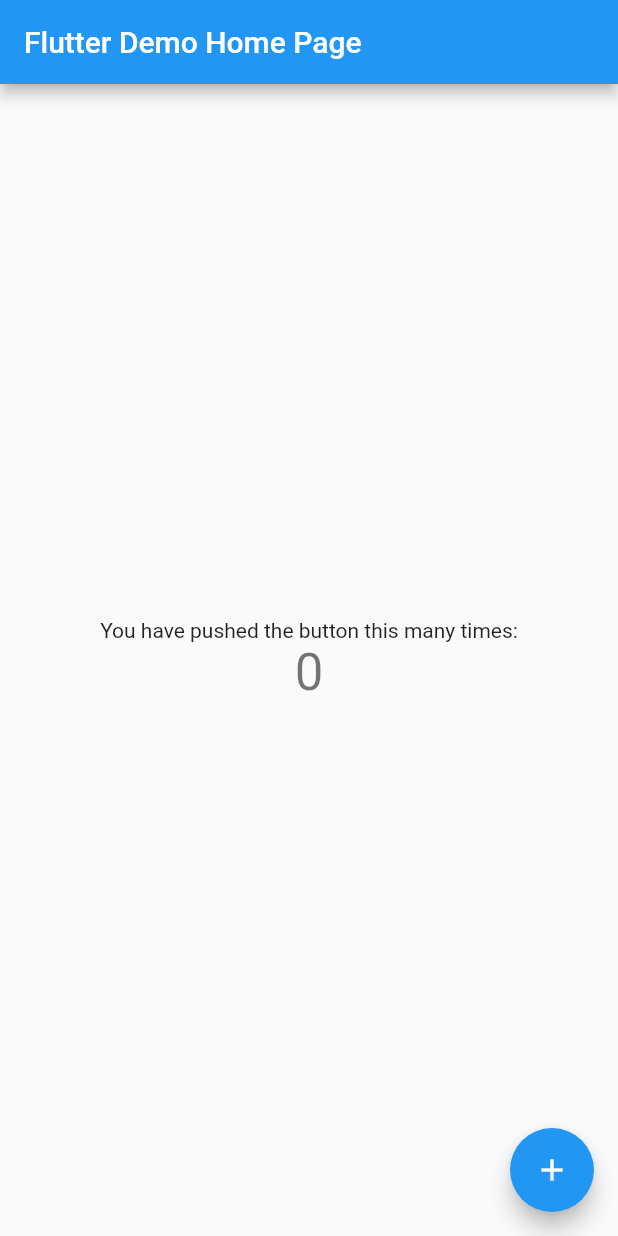
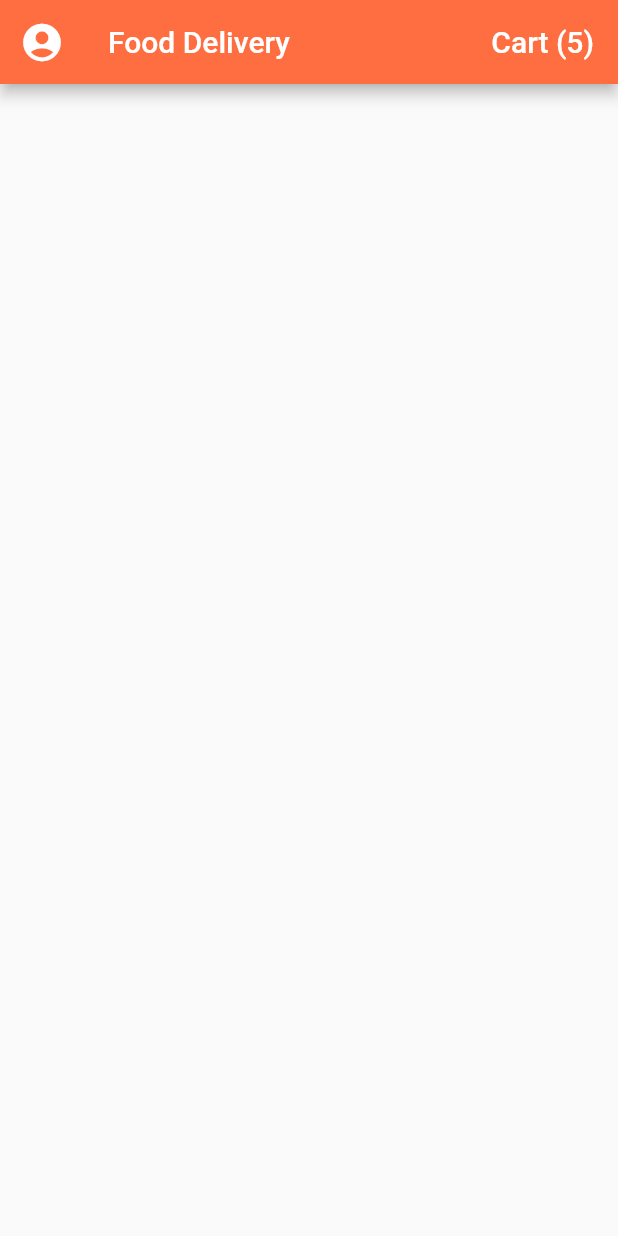
Before and after one commit to Maxondria/flutter-food-app, a Flutter app: the screen it shows after launch, on a phone screen of 412 x 824 dp. Run offline on Flutter 3.47's test engine with Material 2 defaults, Android fonts, the phone set to English and light mode, and no system bars.

Commit message:
add app bar

```diff
--- a/lib/main.dart
+++ b/lib/main.dart
@@ -1,4 +1,5 @@
 import 'package:flutter/material.dart';
+import 'package:flutter_food_delivery_ui/screens/home_screen.dart';
 
 void main() => runApp(MyApp());
 
@@ -7,96 +8,13 @@ class MyApp extends StatelessWidget {
   @override
   Widget build(BuildContext context) {
     return MaterialApp(
-      title: 'Flutter Demo',
+      title: 'Food Delivery UI',
+      debugShowCheckedModeBanner: false,
       theme: ThemeData(
-        primarySwatch: Colors.blue,
+        scaffoldBackgroundColor: Colors.grey[50],
+        primaryColor: Colors.deepOrangeAccent,
       ),
-      home: MyHomePage(title: 'Flutter Demo Home Page'),
+      home: HomeScreen(),
     );
   }
 }
-
-class MyHomePage extends StatefulWidget {
-  MyHomePage({Key key, this.title}) : super(key: key);
-
-  // This widget is the home page of your application. It is stateful, meaning
-  // that it has a State object (defined below) that contains fields that affect
-  // how it looks.
-
-  // This class is the configuration for the state. It holds the values (in this
-  // case the title) provided by the parent (in this case the App widget) and
-  // used by the build method of the State. Fields in a Widget subclass are
-  // always marked "final".
-
-  final String title;
-
-  @override
-  _MyHomePageState createState() => _MyHomePageState();
-}
-
-class _MyHomePageState extends State<MyHomePage> {
-  int _counter = 0;
-
-  void _incrementCounter() {
-    setState(() {
-      // This call to setState tells the Flutter framework that something has
-      // changed in this State, which causes it to rerun the build method below
-      // so that the display can reflect the updated values. If we changed
-      // _counter without calling setState(), then the build method would not be
-      // called again, and so nothing would appear to happen.
-      _counter++;
-    });
-  }
-
-  @override
-  Widget build(BuildContext context) {
-    // This method is rerun every time setState is called, for instance as done
-    // by the _incrementCounter method above.
-    //
-    // The Flutter framework has been optimized to make rerunning build methods
-    // fast, so that you can just rebuild anything that needs updating rather
-    // than having to individually change instances of widgets.
-    return Scaffold(
-      appBar: AppBar(
-        // Here we take the value from the MyHomePage object that was created by
-        // the App.build method, and use it to set our appbar title.
-        title: Text(widget.title),
-      ),
-      body: Center(
-        // Center is a layout widget. It takes a single child and positions it
-        // in the middle of the parent.
-        child: Column(
-          // Column is also a layout widget. It takes a list of children and
-          // arranges them vertically. By default, it sizes itself to fit its
-          // children horizontally, and tries to be as tall as its parent.
-          //
-          // Invoke "debug painting" (press "p" in the console, choose the
-          // "Toggle Debug Paint" action from the Flutter Inspector in Android
-          // Studio, or the "Toggle Debug Paint" command in Visual Studio Code)
-          // to see the wireframe for each widget.
-          //
-          // Column has various properties to control how it sizes itself and
-          // how it positions its children. Here we use mainAxisAlignment to
-          // center the children vertically; the main axis here is the vertical
-          // axis because Columns are vertical (the cross axis would be
-          // horizontal).
-          mainAxisAlignment: MainAxisAlignment.center,
-          children: <Widget>[
-            Text(
-              'You have pushed the button this many times:',
-            ),
-            Text(
-              '$_counter',
-              style: Theme.of(context).textTheme.display1,
-            ),
-          ],
-        ),
-      ),
-      floatingActionButton: FloatingActionButton(
-        onPressed: _incrementCounter,
-        tooltip: 'Increment',
-        child: Icon(Icons.add),
-      ), // This trailing comma makes auto-formatting nicer for build methods.
-    );
-  }
-}
--- /dev/null
+++ b/lib/screens/home_screen.dart
@@ -0,0 +1,35 @@
+import 'package:flutter/material.dart';
+import 'package:flutter_food_delivery_ui/data/data.dart';
+
+class HomeScreen extends StatefulWidget {
+  @override
+  _HomeScreenState createState() => _HomeScreenState();
+}
+
+class _HomeScreenState extends State<HomeScreen> {
+  @override
+  Widget build(BuildContext context) {
+    return Scaffold(
+      appBar: AppBar(
+        leading: IconButton(
+          icon: Icon(Icons.account_circle),
+          iconSize: 30.0,
+          onPressed: () {},
+        ),
+        title: Text('Food Delivery'),
+        actions: <Widget>[
+          FlatButton(
+            onPressed: () {},
+            child: Text(
+              'Cart (${currentUser.cart.length})',
+              style: TextStyle(
+                color: Colors.white,
+                fontSize: 20.0,
+              ),
+            ),
+          ),
+        ],
+      ),
+    );
+  }
+}
```
